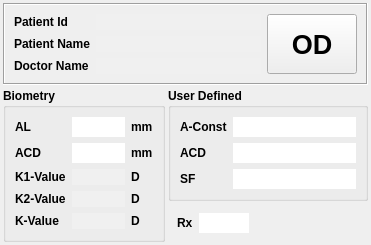
Before: the Qt Designer form calculator_patient.ui in siborion/siborion_american_scan, drawn with Qt 5.
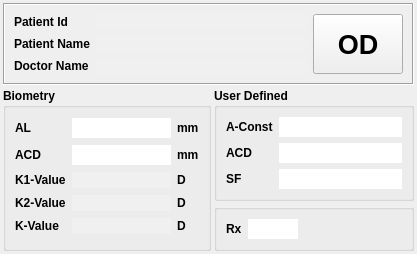
After: the same form once the commit is applied. Custom widgets are drawn as their Qt base class.

```diff
--- a/calculator_patient.ui
+++ b/calculator_patient.ui
@@ -6,8 +6,8 @@
    <rect>
     <x>0</x>
     <y>0</y>
-    <width>371</width>
-    <height>229</height>
+    <width>417</width>
+    <height>253</height>
    </rect>
   </property>
   <property name="windowTitle">
@@ -243,68 +243,7 @@
      </layout>
     </widget>
    </item>
-   <item row="3" column="1">
-    <layout class="QHBoxLayout" name="horizontalLayout_3">
-     <item>
-      <widget class="QFrame" name="frame_2">
-       <property name="frameShape">
-        <enum>QFrame::NoFrame</enum>
-       </property>
-       <property name="frameShadow">
-        <enum>QFrame::Raised</enum>
-       </property>
-       <layout class="QHBoxLayout" name="horizontalLayout">
-        <item>
-         <widget class="QLabel" name="label_15">
-          <property name="font">
-           <font>
-            <weight>75</weight>
-            <bold>true</bold>
-           </font>
-          </property>
-          <property name="text">
-           <string>Rx</string>
-          </property>
-         </widget>
-        </item>
-        <item>
-         <widget class="QLineEdit" name="leRx_personal">
-          <property name="minimumSize">
-           <size>
-            <width>50</width>
-            <height>0</height>
-           </size>
-          </property>
-          <property name="maximumSize">
-           <size>
-            <width>50</width>
-            <height>16777215</height>
-           </size>
-          </property>
-          <property name="frame">
-           <bool>false</bool>
-          </property>
-         </widget>
-        </item>
-        <item>
-         <spacer name="horizontalSpacer">
-          <property name="orientation">
-           <enum>Qt::Horizontal</enum>
-          </property>
-          <property name="sizeHint" stdset="0">
-           <size>
-            <width>40</width>
-            <height>20</height>
-           </size>
-          </property>
-         </spacer>
-        </item>
-       </layout>
-      </widget>
-     </item>
-    </layout>
-   </item>
-   <item row="1" column="0" rowspan="3">
+   <item row="1" column="0" rowspan="4">
     <widget class="QGroupBox" name="groupBox">
      <property name="font">
       <font>
@@ -488,6 +427,60 @@
      </layout>
     </widget>
    </item>
+   <item row="3" column="1" rowspan="2">
+    <widget class="QGroupBox" name="groupBox_2">
+     <property name="title">
+      <string/>
+     </property>
+     <layout class="QHBoxLayout" name="horizontalLayout_2">
+      <item>
+       <widget class="QLabel" name="label_15">
+        <property name="font">
+         <font>
+          <weight>75</weight>
+          <bold>true</bold>
+         </font>
+        </property>
+        <property name="text">
+         <string>Rx</string>
+        </property>
+       </widget>
+      </item>
+      <item>
+       <widget class="QLineEdit" name="leRx_personal">
+        <property name="minimumSize">
+         <size>
+          <width>50</width>
+          <height>0</height>
+         </size>
+        </property>
+        <property name="maximumSize">
+         <size>
+          <width>50</width>
+          <height>16777215</height>
+         </size>
+        </property>
+        <property name="frame">
+         <bool>false</bool>
+        </property>
+       </widget>
+      </item>
+      <item>
+       <spacer name="horizontalSpacer">
+        <property name="orientation">
+         <enum>Qt::Horizontal</enum>
+        </property>
+        <property name="sizeHint" stdset="0">
+         <size>
+          <width>40</width>
+          <height>20</height>
+         </size>
+        </property>
+       </spacer>
+      </item>
+     </layout>
+    </widget>
+   </item>
   </layout>
  </widget>
  <customwidgets>
```
